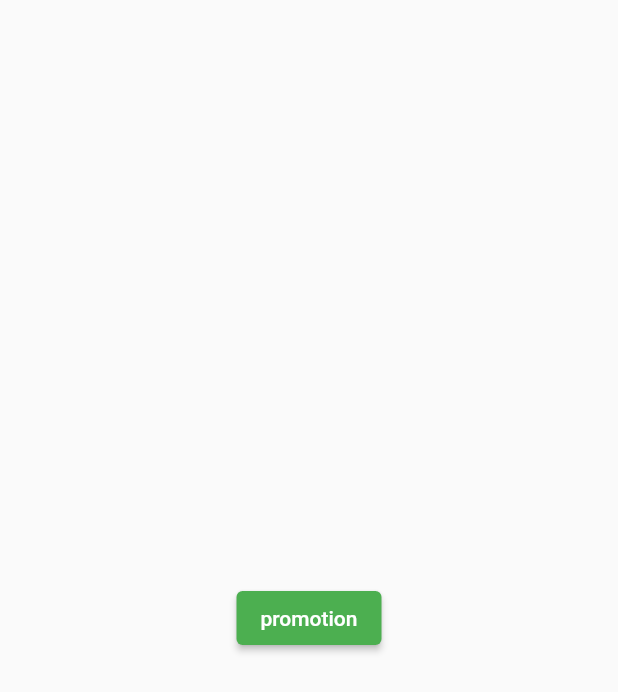
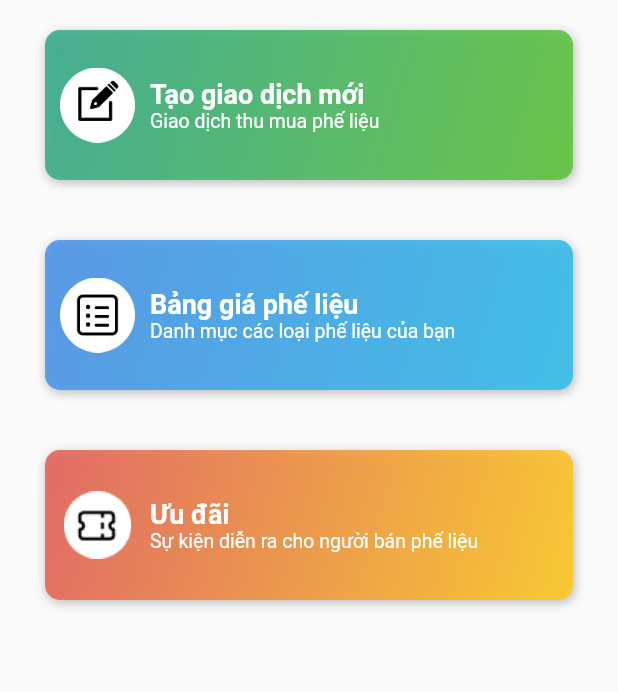
Before and after one commit to Baoth99/SCSS.Mobile.Dealer, a Flutter app: the HomeView screen opened directly, on a phone screen of 412 x 824 dp. Shown: the top 692 px of the screen. Run offline on Flutter 3.47's test engine with Material 2 defaults, Android fonts, the phone set to English and light mode, and no system bars; drawn by our look-alikes of flutter_easyloading; our stand-ins replace cool_alert, device_info_plus, dropdown_search, equatable, firebase_core, firebase_messaging and 9 more; missing offline and left inert: flutter_barcode_scanner, flutter_flavor; accounts and stored records are empty.

Commit message:
SCSS-153 Add home

```diff
--- a/lib/ui/app.dart
+++ b/lib/ui/app.dart
@@ -3,6 +3,7 @@ import 'package:dealer_app/repositories/handlers/authentication_handler.dart';
 import 'package:dealer_app/repositories/handlers/user_handler.dart';
 import 'package:dealer_app/repositories/states/authentication_state.dart';
 import 'package:dealer_app/ui/layouts/category_detail_view.dart';
+import 'package:dealer_app/ui/layouts/category_list_view.dart';
 import 'package:dealer_app/ui/layouts/create_transaction_view.dart';
 import 'package:dealer_app/ui/layouts/login_view.dart';
 import 'package:dealer_app/utils/param_util.dart';
@@ -65,6 +66,7 @@ class DealerApp extends StatelessWidget {
               TransactionHistoryDetailView(),
           CustomRoutes.promotionListView: (_) => PromotionListView(),
           CustomRoutes.promotionDetailView: (_) => PromotionDetailView(),
+          CustomRoutes.categoryList: (_) => CategoryListView(),
         },
         home: LoginView(),
         builder: (context, child) {
--- a/lib/ui/layouts/home_view.dart
+++ b/lib/ui/layouts/home_view.dart
@@ -13,14 +13,118 @@ class HomeView extends StatelessWidget {
       builder: (context, state) {
         return Scaffold(
           body: Center(
-            child: ElevatedButton(
-                onPressed: () {
+            child: Column(children: [
+              _option(
+                'Tạo giao dịch mới',
+                'Giao dịch thu mua phế liệu',
+                () {
+                  Navigator.pushNamed(context, CustomRoutes.createTransaction);
+                },
+                Colors.white,
+                Color.fromARGB(255, 57, 172, 143),
+                Color.fromARGB(255, 97, 197, 61),
+                ImagesPaths.createNewIcon,
+              ),
+              _option(
+                'Bảng giá phế liệu',
+                'Danh mục các loại phế liệu của bạn',
+                () {
+                  Navigator.pushNamed(context, CustomRoutes.categoryList);
+                },
+                Colors.white,
+                Color.fromARGB(255, 79, 148, 232),
+                Color.fromARGB(255, 53, 192, 234),
+                ImagesPaths.categoriesIcon,
+              ),
+              _option(
+                'Ưu đãi',
+                'Sự kiện diễn ra cho người bán phế liệu',
+                () {
                   Navigator.pushNamed(context, CustomRoutes.promotionListView);
                 },
-                child: Text('promotion')),
+                Colors.white,
+                Color.fromARGB(255, 228, 98, 93),
+                Color.fromARGB(255, 254, 202, 35),
+                ImagesPaths.ticketLogo,
+              ),
+            ]),
           ),
         );
       },
     );
   }
+
+  Widget _option(String name, String description, void Function() onPressed,
+      Color contentColor, Color startColor, Color endColor, String icon) {
+    return Container(
+      // color: Colors.white70,
+      height: 100,
+      margin: EdgeInsets.symmetric(vertical: 20, horizontal: 30),
+      decoration: BoxDecoration(
+        gradient: LinearGradient(
+          begin: Alignment.topLeft,
+          end: Alignment
+              .bottomRight, // 10% of the width, so there are ten blinds.
+          colors: <Color>[
+            startColor.withOpacity(0.9),
+            endColor.withOpacity(0.9),
+          ], // red to yellow
+        ),
+        boxShadow: [
+          BoxShadow(
+            color: Colors.black.withOpacity(0.25),
+            blurRadius: 5.0,
+            spreadRadius: 0.0,
+            offset: Offset(1.0, 2.0), // shadow direction: bottom right
+          )
+        ],
+        borderRadius: BorderRadius.circular(10),
+      ),
+      child: Material(
+        color: Colors.transparent,
+        child: InkWell(
+          onTap: onPressed,
+          child: Container(
+            child: Row(
+              children: [
+                Container(
+                    margin: EdgeInsets.only(left: 10, right: 10),
+                    child: Image.asset(icon, width: 50)),
+                Expanded(
+                  child: Column(
+                    mainAxisAlignment: MainAxisAlignment.center,
+                    children: [
+                      Row(
+                        children: [
+                          Text(
+                            name,
+                            style: TextStyle(
+                              color: Colors.white,
+                              fontSize: 18,
+                              fontWeight: FontWeight.bold,
+                            ),
+                          ),
+                        ],
+                      ),
+                      Row(
+                        children: [
+                          Text(
+                            description,
+                            style: TextStyle(
+                              color: Colors.white,
+                              fontSize: 13,
+                            ),
+                          ),
+                        ],
+                      ),
+                    ],
+                  ),
+                ),
+              ],
+            ),
+          ),
+        ),
+      ),
+    );
+  }
 }
--- a/lib/utils/param_util.dart
+++ b/lib/utils/param_util.dart
@@ -247,6 +247,7 @@ class CustomRoutes {
   static const String botNav = '/navBar';
   static const String addCategory = '/addCategory';
   static const String categoryDetail = '/categoryDetail';
+  static const String categoryList = '/categoryList';
   static const String register = '/register';
   static const String registerOTP = '/registerOTP';
   static const String registerPersonalInfo = '/registerPersonalInfo';
@@ -334,3 +335,25 @@ class Symbols {
   static const String comma = ',';
   static const String minus = '-';
 }
+
+class ImagesPaths {
+  static const String imagePath = 'assets/images';
+  static const String loginLogo = '$imagePath/collector_login_logo.png';
+  static const String markerPoint = '$imagePath/marker_point.png';
+  static const String notBulky = '$imagePath/not_bulky.png';
+  static const String bulky = '$imagePath/bulky.png';
+  static const String maleProfile = '$imagePath/male_profile.png';
+  static const String femaleProfile = '$imagePath/female_profile.png';
+  static const String createNewIcon = '$imagePath/newRequestIcon.png';
+  static const String categoriesIcon = '$imagePath/categoryIcon.png';
+  static const String dealerIcon = '$imagePath/dealerIcon.png';
+  static const String noRequestAvailable = '$imagePath/noRequestAvailable.png';
+  static const String qrcode = '$imagePath/qrcode.png';
+  static const String splashScreen = '$imagePath/splash_screen.png';
+  static const String placeSymbol = '$imagePath/place_symbol.png';
+  static const String placeSymbolName = 'placeSymbol';
+  static const String emptyActivityList = '$imagePath/empty_activity_list.png';
+  static const String sellerLogo = '$imagePath/seller_logo.png';
+  static const String sellerLogoName = 'sellerLogoName';
+  static const String ticketLogo = '$imagePath/ticket_logo.png';
+}
```
Also changed, not shown: assets/images/bulky.png (added), assets/images/categoryIcon.png (added), assets/images/collector_login_logo.png (added), assets/images/dealerIcon.png (added), assets/images/empty_activity_list.png (added), assets/images/female_profile.png (added), assets/images/male_profile.png (added), assets/images/newRequestIcon.png (added), assets/images/noRequestAvailable.png (added), assets/images/not_bulky.png (added), assets/images/place_symbol.png (added), assets/images/qrcode.png (added), assets/images/seller_logo.png (added), assets/images/splash_screen.png (added), 1 more files.
